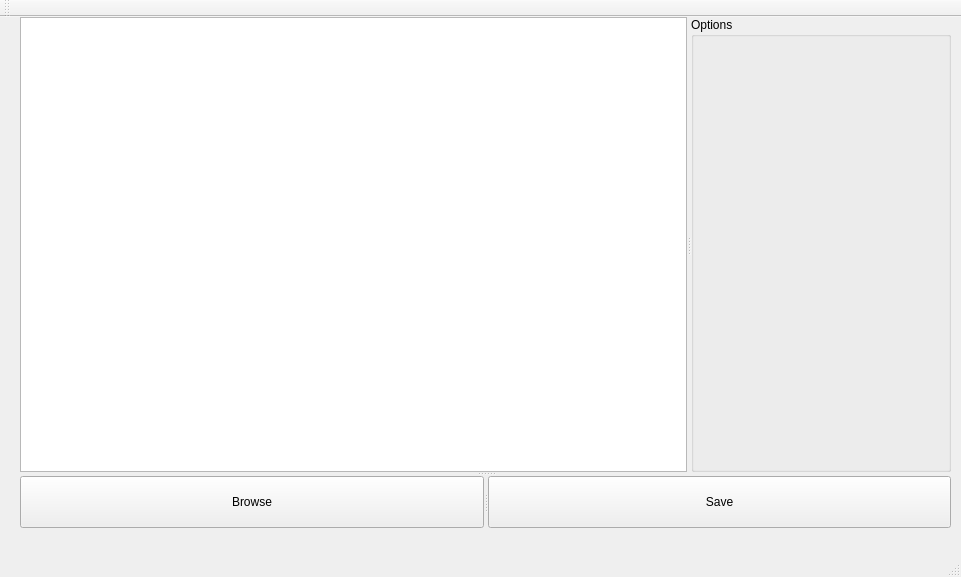
This is uimainwindow.ui in JiangQH/concat_img as Qt 5 draws it before an edit. The edited form follows.
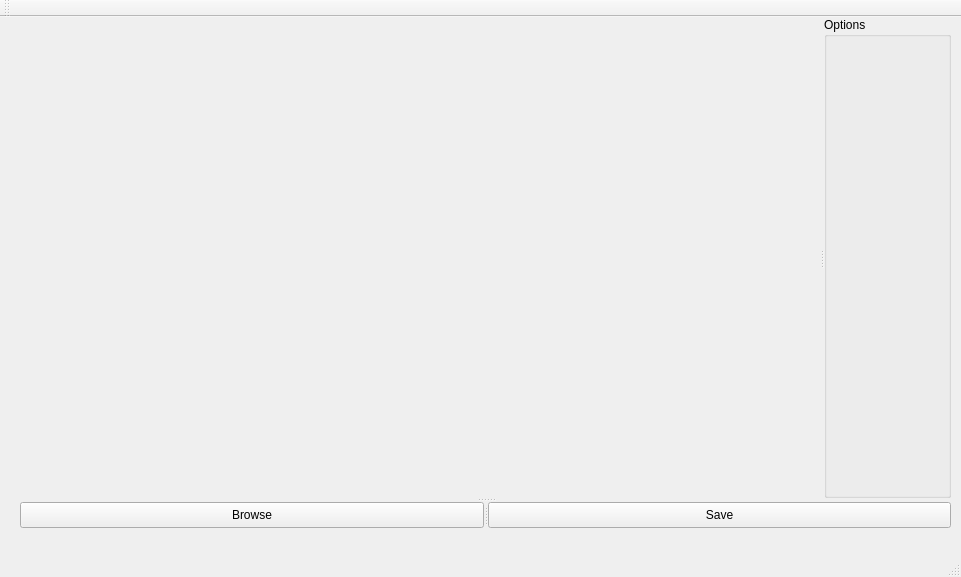
This is the edited form.

```diff
--- a/uimainwindow.ui
+++ b/uimainwindow.ui
@@ -30,7 +30,23 @@
      <property name="orientation">
       <enum>Qt::Horizontal</enum>
      </property>
-     <widget class="QGraphicsView" name="imgDisplay"/>
+     <widget class="QLabel" name="Display">
+      <property name="minimumSize">
+       <size>
+        <width>800</width>
+        <height>400</height>
+       </size>
+      </property>
+      <property name="maximumSize">
+       <size>
+        <width>800</width>
+        <height>600</height>
+       </size>
+      </property>
+      <property name="text">
+       <string/>
+      </property>
+     </widget>
      <widget class="QGroupBox" name="checkGroup">
       <property name="title">
        <string>Options</string>
```
